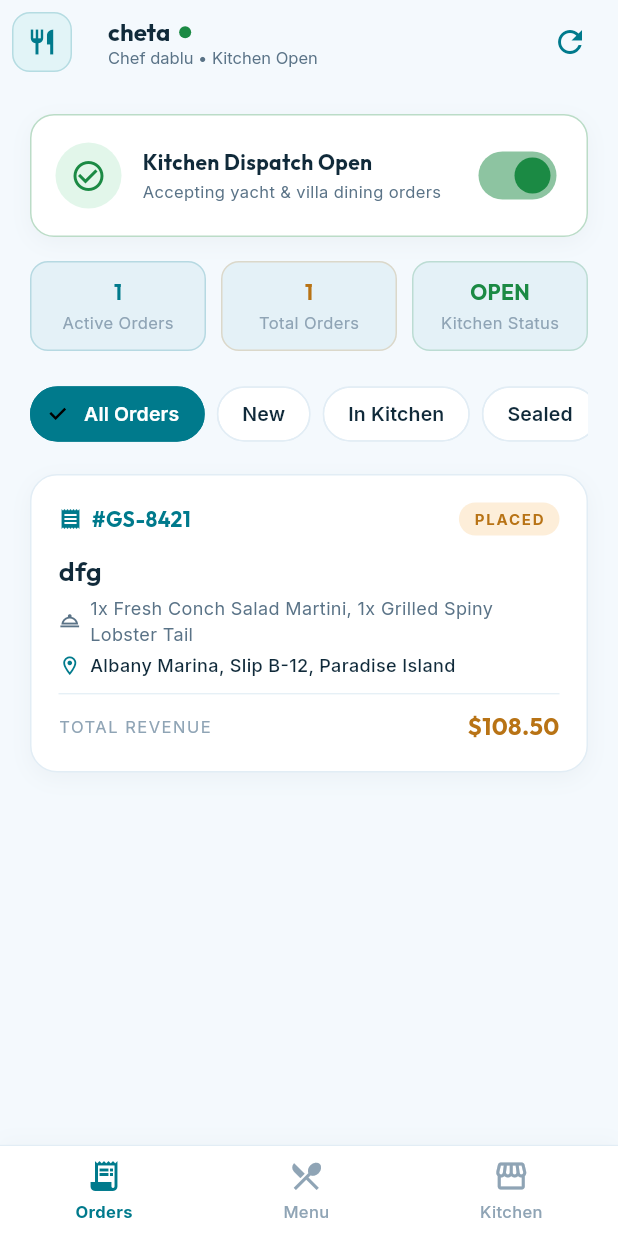
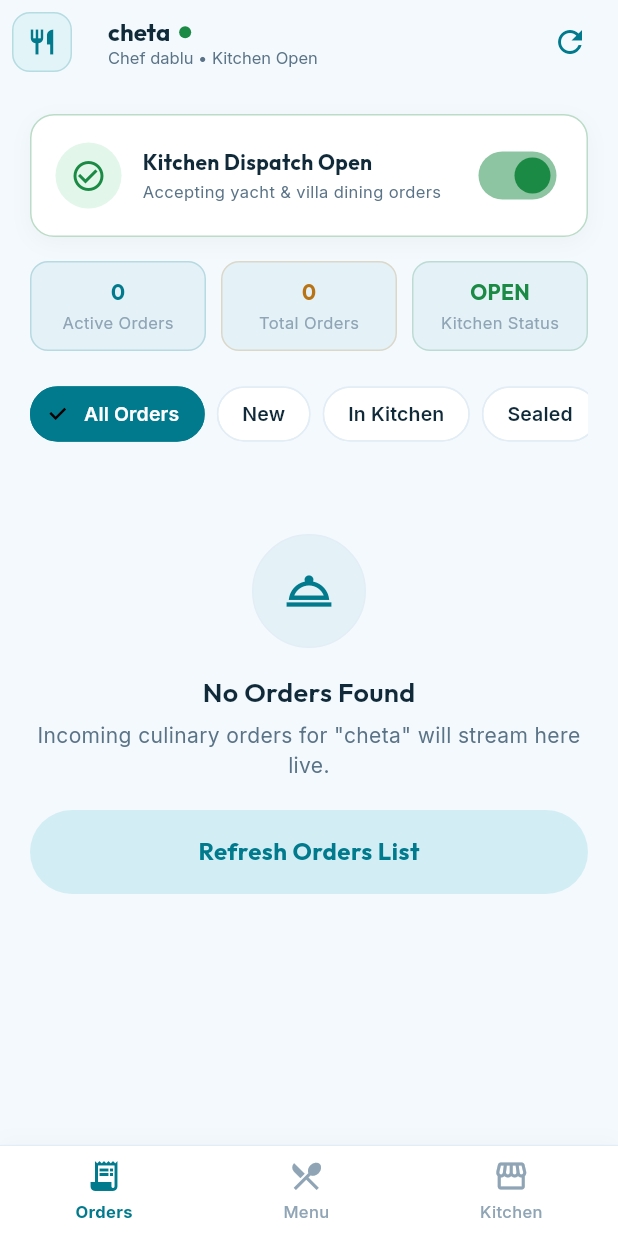
Before and after one commit to Mehedi259/Go-Swift, a Flutter app: the OrdersListScreen screen opened by its route, on a phone screen of 412 x 824 dp. Run offline on Flutter 3.47's test engine with Material 3 defaults, Android fonts, the phone set to English and light mode, and no system bars; our stand-ins replace google_fonts, image_picker, shared_preferences; accounts and stored records are empty; network calls fail.

Commit message:
fix: remove fake fallback menu and dummy seed orders from restaurant provider dashboard

```diff
--- a/lib/core/storage/food_order_store.dart
+++ b/lib/core/storage/food_order_store.dart
@@ -9,25 +9,18 @@
     await LocalStorage.init();
     final jsonStr = LocalStorage.prefs.getString(_keyOrders);
     if (jsonStr == null || jsonStr.trim().isEmpty) {
-      // Seed initial sample order from mmridul207@gmail.com to test restaurant reception
-      final initial = _createSeedOrder();
-      await saveOrders([initial]);
-      return [initial];
+      return [];
     }
     try {
       final list = jsonDecode(jsonStr) as List;
       final parsed = list
           .whereType<Map<String, dynamic>>()
           .map((e) => FoodOrderModel.fromJson(e))
+          .where((o) => o.id != 8421)
           .toList();
-      if (parsed.isEmpty) {
-        final initial = _createSeedOrder();
-        await saveOrders([initial]);
-        return [initial];
-      }
       return parsed;
     } catch (_) {
-      return [_createSeedOrder()];
+      return [];
     }
   }
 
@@ -64,34 +57,8 @@
     return null;
   }
 
-  static FoodOrderModel _createSeedOrder() {
-    return FoodOrderModel(
-      id: 8421,
-      orderNumber: '#GS-8421',
-      status: 'placed',
-      restaurantName: 'cheta',
-      customerFullName: 'dfg',
-      customerEmail: 'mmridul207@gmail.com',
-      deliveryAddress: 'Albany Marina, Slip B-12, Paradise Island',
-      subtotal: 96.00,
-      serviceFee: 12.50,
-      deliveryFee: 0.00,
-      totalAmount: 108.50,
-      createdAt: DateTime.now().toIso8601String(),
-      items: [
-        FoodOrderItemModel(
-          id: 1,
-          name: 'Fresh Conch Salad Martini',
-          quantity: 1,
-          price: 28.00,
-        ),
-        FoodOrderItemModel(
-          id: 2,
-          name: 'Grilled Spiny Lobster Tail',
-          quantity: 1,
-          price: 68.00,
-        ),
-      ],
-    );
+  static Future<void> clear() async {
+    await LocalStorage.init();
+    await LocalStorage.prefs.remove(_keyOrders);
   }
 }
--- a/lib/features/provider/restaurant/orders_list_screen.dart
+++ b/lib/features/provider/restaurant/orders_list_screen.dart
@@ -130,7 +130,7 @@
 
   Future<void> _fetchOrders({bool silent = false}) async {
     try {
-      final list = await _foodService.getProviderOrders();
+      final list = await _foodService.getProviderOrders(restaurantName: _restaurantName);
       if (mounted) {
         setState(() {
           _liveOrders = list;
```
Also changed, not shown: lib/core/services/food_service.dart (+11 -15 lines).
